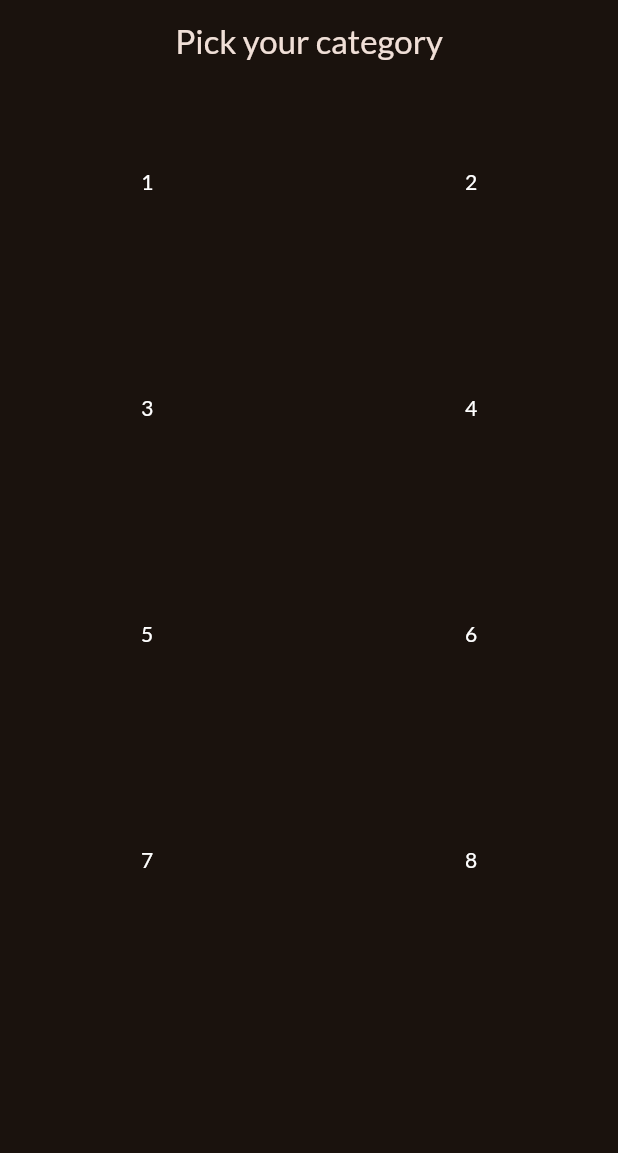
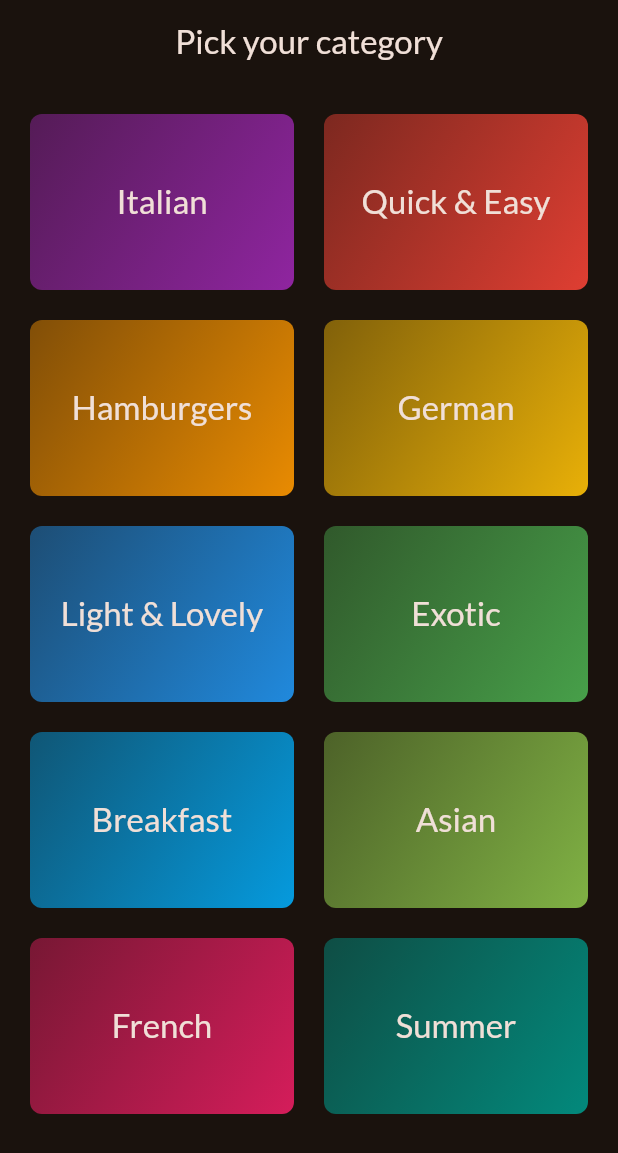
Before and after one commit to eacardenase/flutter-favorite-meals, a Flutter app: the screen it shows after launch, on a phone screen of 412 x 824 dp. Shown: the top 1153 px of the screen. Run offline on Flutter 3.47's test engine with Material 3 defaults, Android fonts, the phone set to English and light mode, and no system bars; our stand-ins replace google_fonts.

Commit message:
feat: add category grid item and show dummy data on screen

```diff
--- /dev/null
+++ b/lib/data/dummy_data.dart
@@ -0,0 +1,56 @@
+import 'package:flutter/material.dart';
+
+import 'package:favorite_meals/models/category.dart';
+
+const availableCategories = [
+  Category(
+    id: 'c1',
+    title: 'Italian',
+    color: Colors.purple,
+  ),
+  Category(
+    id: 'c2',
+    title: 'Quick & Easy',
+    color: Colors.red,
+  ),
+  Category(
+    id: 'c3',
+    title: 'Hamburgers',
+    color: Colors.orange,
+  ),
+  Category(
+    id: 'c4',
+    title: 'German',
+    color: Colors.amber,
+  ),
+  Category(
+    id: 'c5',
+    title: 'Light & Lovely',
+    color: Colors.blue,
+  ),
+  Category(
+    id: 'c6',
+    title: 'Exotic',
+    color: Colors.green,
+  ),
+  Category(
+    id: 'c7',
+    title: 'Breakfast',
+    color: Colors.lightBlue,
+  ),
+  Category(
+    id: 'c8',
+    title: 'Asian',
+    color: Colors.lightGreen,
+  ),
+  Category(
+    id: 'c9',
+    title: 'French',
+    color: Colors.pink,
+  ),
+  Category(
+    id: 'c10',
+    title: 'Summer',
+    color: Colors.teal,
+  ),
+];
--- /dev/null
+++ b/lib/models/category.dart
@@ -0,0 +1,13 @@
+import 'package:flutter/material.dart';
+
+class Category {
+  const Category({
+    required this.id,
+    required this.title,
+    this.color = Colors.orange,
+  });
+
+  final String id;
+  final String title;
+  final Color color;
+}
--- a/lib/screens/categories_screen.dart
+++ b/lib/screens/categories_screen.dart
@@ -1,4 +1,7 @@
 import 'package:flutter/material.dart';
+
+import 'package:favorite_meals/data/dummy_data.dart';
+import 'package:favorite_meals/widgets/category_grid_item.dart';
 
 class CategoriesScreen extends StatelessWidget {
   const CategoriesScreen({super.key});
@@ -11,6 +14,7 @@ class CategoriesScreen extends StatelessWidget {
         centerTitle: true,
       ),
       body: GridView(
+        padding: const EdgeInsets.all(20),
         gridDelegate: const SliverGridDelegateWithFixedCrossAxisCount(
           crossAxisCount: 2, // how many columns
           childAspectRatio: 3 / 2, // size of each grid element
@@ -18,15 +22,8 @@ class CategoriesScreen extends StatelessWidget {
           mainAxisSpacing: 20, // spacing between the rows
         ),
         children: [
-          for (final index in List.generate(8, (index) => ++index))
-            Center(
-              child: Text(
-                index.toString(),
-                style: const TextStyle(
-                  color: Colors.white,
-                ),
-              ),
-            )
+          for (final category in availableCategories)
+            CategoryGridItem(category: category)
         ],
       ),
     );
--- /dev/null
+++ b/lib/widgets/category_grid_item.dart
@@ -0,0 +1,38 @@
+import 'package:flutter/material.dart';
+
+import 'package:favorite_meals/models/category.dart';
+
+class CategoryGridItem extends StatelessWidget {
+  const CategoryGridItem({
+    super.key,
+    required this.category,
+  });
+
+  final Category category;
+
+  @override
+  Widget build(BuildContext context) {
+    return Container(
+      padding: const EdgeInsets.all(16),
+      decoration: BoxDecoration(
+        borderRadius: BorderRadius.circular(8),
+        gradient: LinearGradient(
+          colors: [
+            category.color.withOpacity(0.45),
+            category.color.withOpacity(0.9),
+          ],
+          begin: Alignment.topLeft,
+          end: Alignment.bottomRight,
+        ),
+      ),
+      child: Center(
+        child: Text(
+          category.title,
+          style: Theme.of(context).textTheme.titleLarge!.copyWith(
+                color: Theme.of(context).colorScheme.onBackground,
+              ),
+        ),
+      ),
+    );
+  }
+}
```
